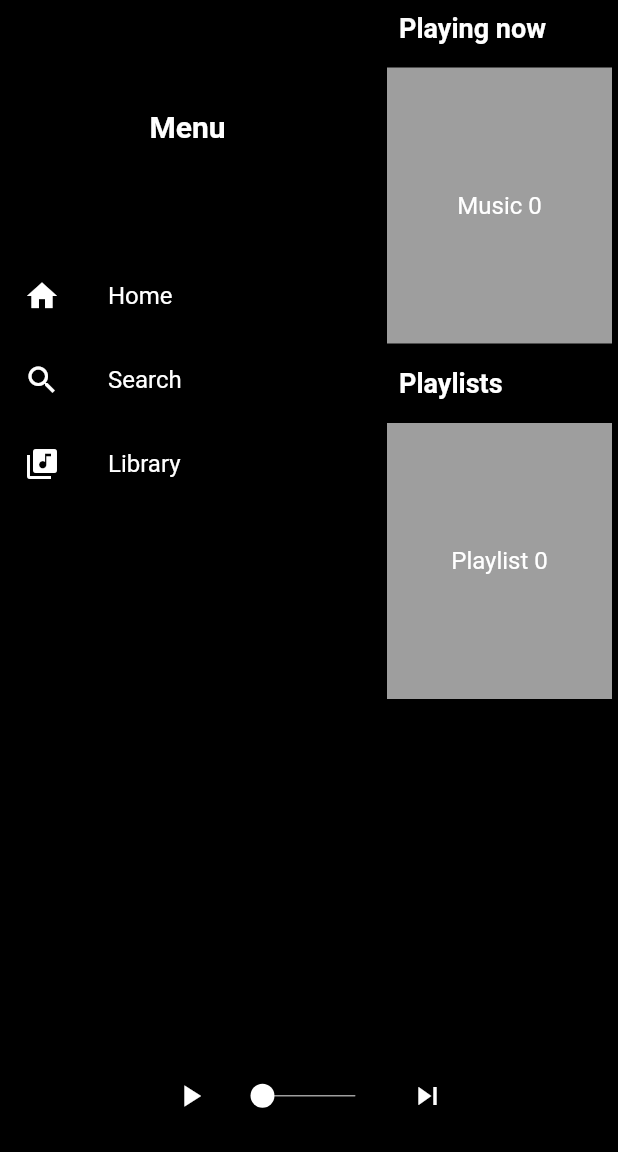
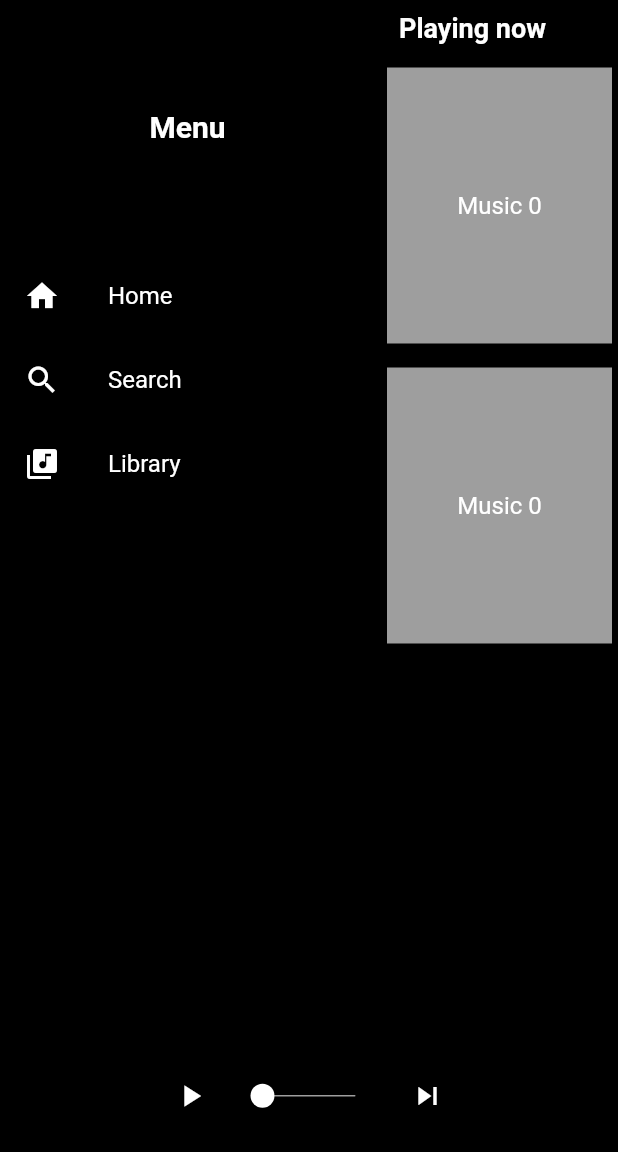
Before and after one commit to pedrovinis/speezer_app, a Flutter app: the screen it shows after launch, on a phone screen of 412 x 824 dp, the part 84-1236 px from its top. Run offline on Flutter 3.47's test engine with Material 2 defaults, Android fonts, the phone set to English and light mode, and no system bars; our stand-ins replace audioplayers; Roboto replaces fonts that are missing (Arial).

Commit message:
feat: split-component

```diff
--- a/lib/main.dart
+++ b/lib/main.dart
@@ -1,5 +1,6 @@
 import 'package:audioplayers/audioplayers.dart';
 import 'package:flutter/material.dart';
+import 'package:speezer_app/widgets/AudiosRow.dart';
 import 'package:speezer_app/widgets/PlaybackBar.dart';
 import 'package:speezer_app/widgets/SideBar.dart';
 import 'utils/player.dart';
@@ -64,7 +65,6 @@ class _SpeezerHomeState extends State<SpeezerHome> {
   }
 
   Future<void> setCurrentPosition(Duration duration) async {
-    // print("seek $duration");
     await audioManager.audioPlayer.seek(duration);
   }
 
@@ -101,14 +101,14 @@ class _SpeezerHomeState extends State<SpeezerHome> {
           ),
         ),
       ),
-      body: Row(
+      body: const Row(
         children: [
-          const SideBar(),
+          SideBar(),
           Expanded(
             child: Column(
               crossAxisAlignment: CrossAxisAlignment.start,
               children: [
-                const Padding(
+                Padding(
                   padding:
                       EdgeInsets.symmetric(horizontal: 16.0, vertical: 8.0),
                   child: Text(
@@ -120,69 +120,8 @@ class _SpeezerHomeState extends State<SpeezerHome> {
                     ),
                   ),
                 ),
-                SizedBox(
-                  height: 200.0,
-                  child: ListView.builder(
-                    scrollDirection: Axis.horizontal,
-                    itemCount: 10,
-                    itemBuilder: (BuildContext context, int index) {
-                      return GestureDetector(
-                        onTap: () {
-                          // playAudio('assets/audio/music$index.mp3');
-                        },
-                        child: Container(
-                          width: 150.0,
-                          margin: const EdgeInsets.all(8.0),
-                          color: Colors.grey,
-                          child: Center(
-                            child: Text(
-                              'Music $index',
-                              style: const TextStyle(
-                                color: Colors.white,
-                                fontSize: 16.0,
-                              ),
-                            ),
-                          ),
-                        ),
-                      );
-                    },
-                  ),
-                ),
-                const Padding(
-                  padding:
-                      EdgeInsets.symmetric(horizontal: 16.0, vertical: 8.0),
-                  child: Text(
-                    'Playlists',
-                    style: TextStyle(
-                      color: Colors.white,
-                      fontSize: 18.0,
-                      fontWeight: FontWeight.bold,
-                    ),
-                  ),
-                ),
-                SizedBox(
-                  height: 200.0,
-                  child: ListView.builder(
-                    scrollDirection: Axis.horizontal,
-                    itemCount: 10,
-                    itemBuilder: (BuildContext context, int index) {
-                      return Container(
-                        width: 150.0,
-                        margin: const EdgeInsets.all(8.0),
-                        color: Colors.grey,
-                        child: Center(
-                          child: Text(
-                            'Playlist $index',
-                            style: const TextStyle(
-                              color: Colors.white,
-                              fontSize: 16.0,
-                            ),
-                          ),
-                        ),
-                      );
-                    },
-                  ),
-                ),
+                AudiosRow(),
+                AudiosRow(),
               ],
             ),
           ),
--- /dev/null
+++ b/lib/widgets/AudiosRow.dart
@@ -0,0 +1,37 @@
+import 'package:flutter/material.dart';
+
+class AudiosRow extends StatelessWidget {
+  const AudiosRow({super.key});
+
+  @override
+  Widget build(BuildContext context) {
+    return SizedBox(
+      height: 200.0,
+      child: ListView.builder(
+        scrollDirection: Axis.horizontal,
+        itemCount: 10,
+        itemBuilder: (BuildContext context, int index) {
+          return GestureDetector(
+            onTap: () {
+              // playAudio('assets/audio/music$index.mp3');
+            },
+            child: Container(
+              width: 150.0,
+              margin: const EdgeInsets.all(8.0),
+              color: Colors.grey,
+              child: Center(
+                child: Text(
+                  'Music $index',
+                  style: const TextStyle(
+                    color: Colors.white,
+                    fontSize: 16.0,
+                  ),
+                ),
+              ),
+            ),
+          );
+        },
+      ),
+    );
+  }
+}
```
